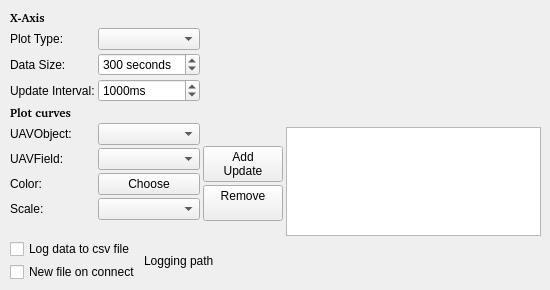
This is ground/openpilotgcs/src/plugins/scope/scopegadgetoptionspage.ui in openpilot/OpenPilot as Qt 5 draws it before an edit. The edited form follows.
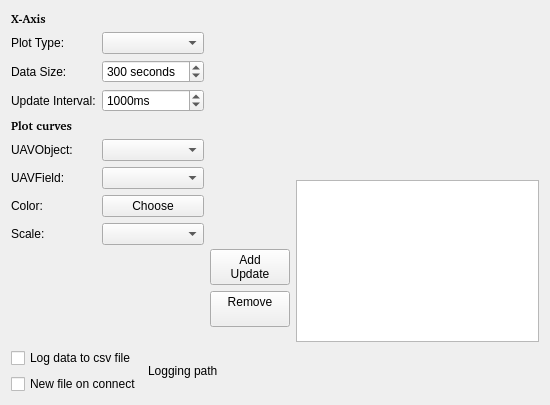
This is the edited form. Custom widgets are drawn as their Qt base class.

Commit message: OP-376 Make all dialogs more dynamic to cope with smaller screens & resizes.

What changed in the file:
```diff
--- a/ground/openpilotgcs/src/plugins/scope/scopegadgetoptionspage.ui
+++ b/ground/openpilotgcs/src/plugins/scope/scopegadgetoptionspage.ui
@@ -7,34 +7,13 @@
     <x>0</x>
     <y>0</y>
     <width>550</width>
-    <height>290</height>
+    <height>405</height>
    </rect>
   </property>
   <property name="windowTitle">
    <string>Form</string>
   </property>
-  <widget class="QWidget" name="widget" native="true">
-   <property name="geometry">
-    <rect>
-     <x>10</x>
-     <y>10</y>
-     <width>541</width>
-     <height>271</height>
-    </rect>
-   </property>
-   <widget class="QWidget" name="verticalLayoutWidget">
-    <property name="geometry">
-     <rect>
-      <x>0</x>
-      <y>0</y>
-      <width>531</width>
-      <height>272</height>
-     </rect>
-    </property>
-    <layout class="QVBoxLayout" name="verticalLayout_3">
-     <property name="spacing">
-      <number>3</number>
-     </property>
+  <layout class="QVBoxLayout" name="verticalLayout_6">
      <item>
       <layout class="QHBoxLayout" name="horizontalLayout">
        <property name="sizeConstraint">
@@ -270,7 +249,18 @@
       </layout>
      </item>
      <item>
-      <layout class="QVBoxLayout" name="verticalLayout_4">
+    <spacer name="verticalSpacer_5">
+     <property name="orientation">
+      <enum>Qt::Vertical</enum>
+     </property>
+     <property name="sizeHint" stdset="0">
+      <size>
+       <width>20</width>
+       <height>40</height>
+      </size>
+     </property>
+    </spacer>
+   </item>
        <item>
         <layout class="QHBoxLayout" name="horizontalLayout_2">
          <item>
@@ -311,10 +301,6 @@
         </layout>
        </item>
       </layout>
-     </item>
-    </layout>
-   </widget>
-  </widget>
  </widget>
  <customwidgets>
   <customwidget>
```
Lines whose indentation alone changed are shown as unchanged. The commit also changes 3 other files.
